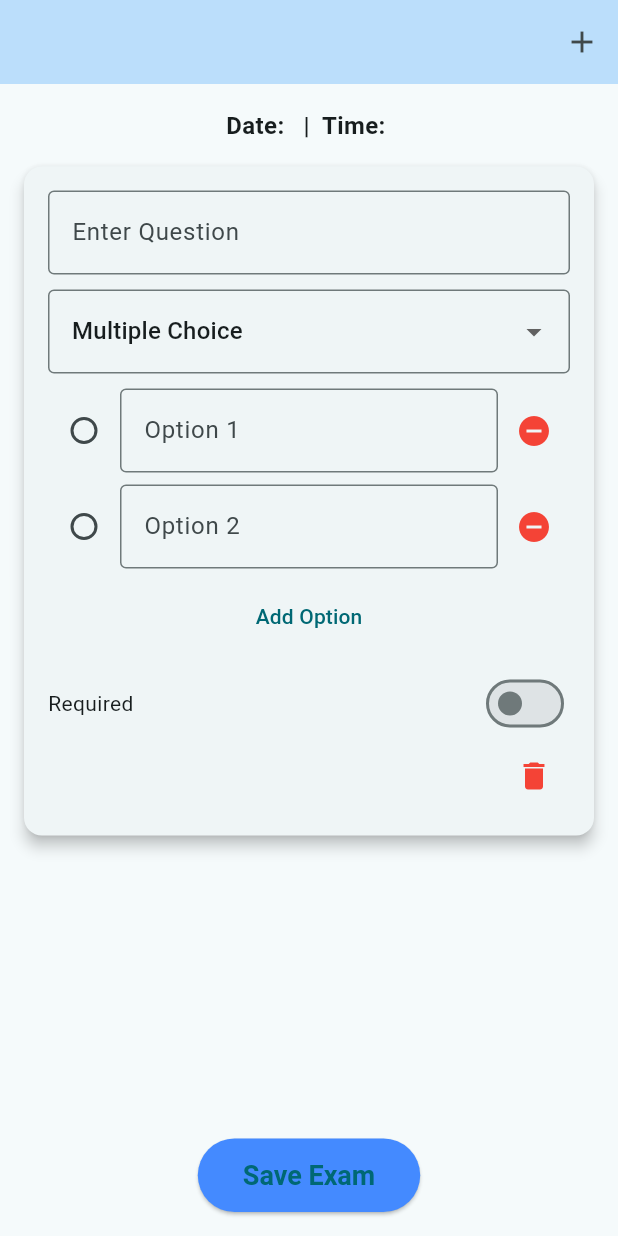
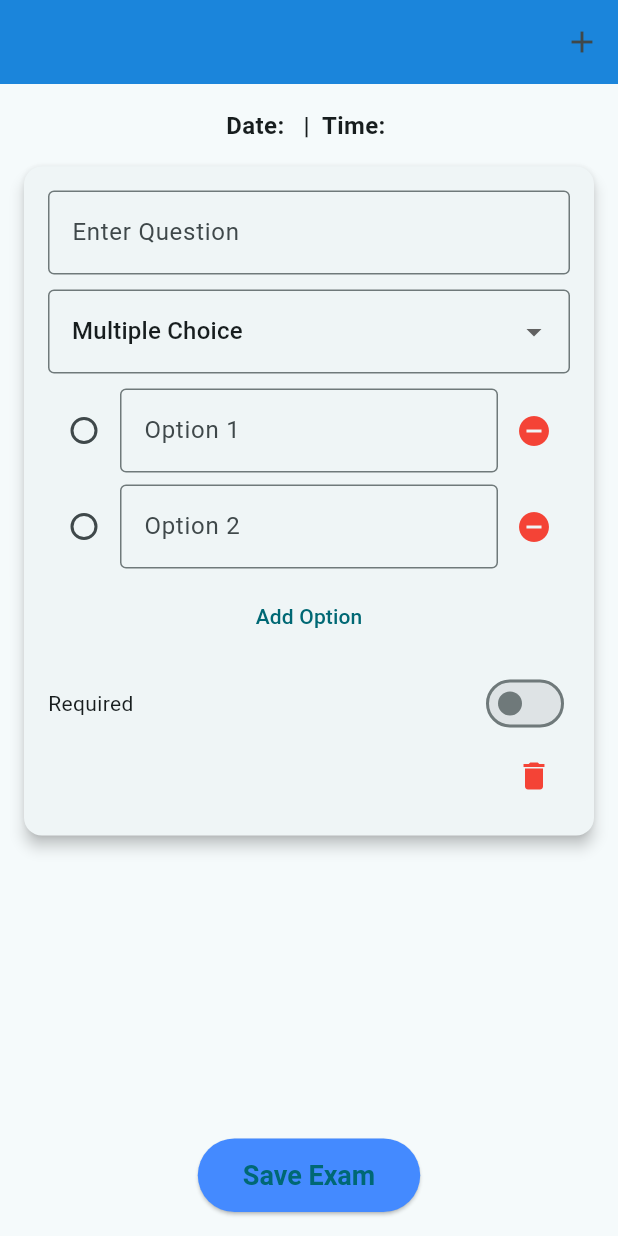
Before and after one commit to arvindgitdev/ExamGo, a Flutter app: the QuestionScreen screen opened directly with empty values, on a phone screen of 412 x 824 dp. Run offline on Flutter 3.47's test engine with Material 3 defaults, Android fonts, the phone set to English and light mode, and no system bars; our stand-ins replace cloud_firestore, firebase_auth, firebase_core, google_fonts, google_sign_in, shared_preferences; accounts and stored records are empty.

Commit message:
modified  ui/ux

```diff
--- a/lib/Teacher/createexam.dart
+++ b/lib/Teacher/createexam.dart
@@ -117,6 +117,7 @@ class _CreateexamState extends State<Createexam> {
                 children: [
                   // Exam Name
                   TextFormField(
+                    textInputAction: TextInputAction.next,
                     initialValue: _examName,
                     decoration: InputDecoration(
                       labelText: "Exam Name",
--- a/lib/Teacher/question_page.dart
+++ b/lib/Teacher/question_page.dart
@@ -1,6 +1,7 @@
 import 'package:cloud_firestore/cloud_firestore.dart';
 import 'package:firebase_auth/firebase_auth.dart';
 import 'package:flutter/material.dart';
+import 'package:google_fonts/google_fonts.dart';
 
 import 'Admindashboard.dart';
 
@@ -121,9 +122,11 @@ class QuestionScreenState extends State<QuestionScreen> {
   Widget build(BuildContext context) {
     return Scaffold(
       appBar: AppBar(
-        title: Text(widget.examTitle),
-        backgroundColor: Colors.blue.shade100,
+        title: Text(widget.examTitle,style: GoogleFonts.poppins(fontSize: 20, fontWeight: FontWeight.w600, color: Colors.white),),
         automaticallyImplyLeading: false,
+        backgroundColor: Colors.blue.shade600,
+        centerTitle: true,
+        elevation: 4,
         actions: [
           IconButton(
             icon: const Icon(Icons.add),
```
